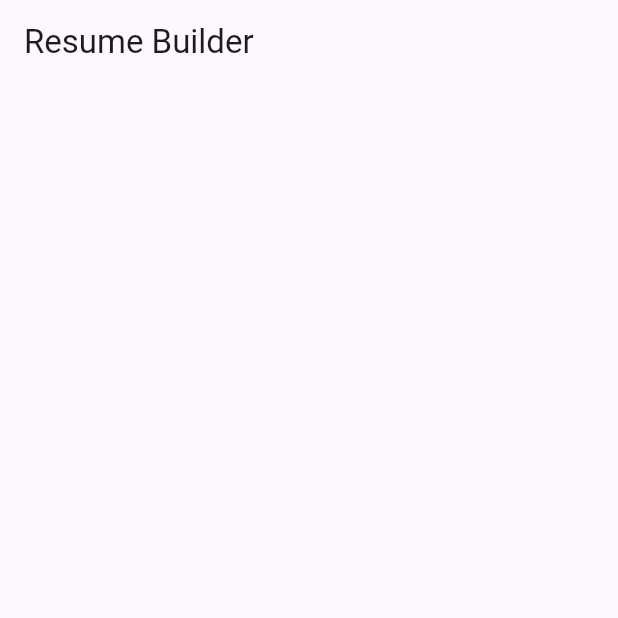
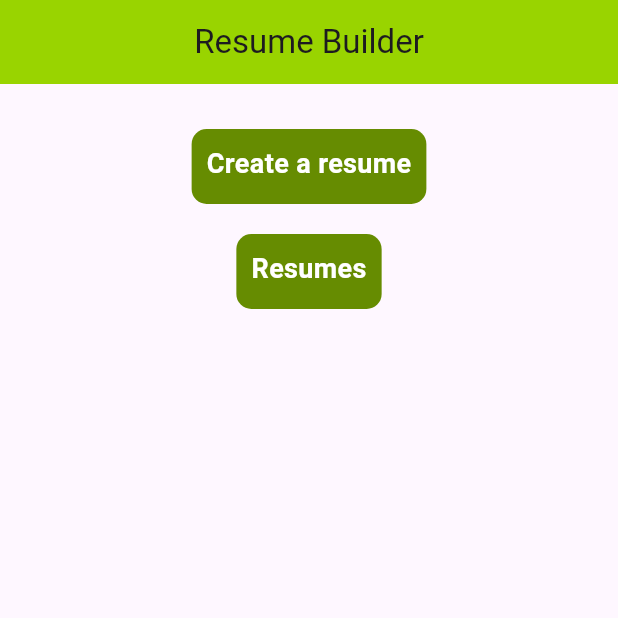
Before and after one commit to AmeerulFayis/resumebuilder, a Flutter app: the screen it shows after launch, on a phone screen of 412 x 824 dp, the top half of it. Run offline on Flutter 3.47's test engine with Material 3 defaults, Android fonts, the phone set to English and light mode, and no system bars.

Commit message:
home page ui updates, paddings added constants page

```diff
--- a/lib/ui/screens/home_page/home_page.dart
+++ b/lib/ui/screens/home_page/home_page.dart
@@ -1,4 +1,7 @@
 import 'package:flutter/material.dart';
+import 'package:resumebuilder/util/app_constants.dart';
+
+import '../../../util/app_color.dart';
 
 class HomePage extends StatelessWidget {
   const HomePage({Key? key}) : super(key: key);
@@ -7,7 +10,47 @@ class HomePage extends StatelessWidget {
   Widget build(BuildContext context) {
     return  Scaffold(
       appBar: AppBar(
-        title: Text("Resume Builder"),
+        centerTitle: true,
+        backgroundColor:AppColor.kGreen,
+        title: const Text("Resume Builder"),
+      ),
+      body: Container(
+        padding: commonPaddingAll30,
+        child: Center(
+          child: Column(
+            children: [
+
+              //create resume button
+              InkWell(
+                onTap: (){},
+                child: Container(
+                 height: 50,
+                  padding: commonPaddingAll10,
+                  decoration: BoxDecoration(
+                    color: AppColor.kDarkGreen,
+                    borderRadius: BorderRadius.circular(10)
+                  ),
+                  child: Text("Create a resume",style: TextStyle(color:AppColor.kWhite,fontSize: 18,fontWeight: FontWeight.bold),),
+                ),
+              ),
+              dividerH20(),
+              //view Resumes Button
+              InkWell(
+                onTap: (){},
+                child: Container(
+                  height: 50,
+                  padding: commonPaddingAll10,
+                  decoration: BoxDecoration(
+                      color: AppColor.kDarkGreen,
+                      borderRadius: BorderRadius.circular(10)
+                  ),
+                  child: Text("Resumes",style: TextStyle(color:AppColor.kWhite,fontSize: 18,fontWeight: FontWeight.bold),),
+                ),
+              )
+
+            ],
+          ),
+        ),
       ),
 
     );
--- a/lib/util/app_constants.dart
+++ b/lib/util/app_constants.dart
@@ -36,3 +36,8 @@ Widget dividerW5() {
 Widget dividerW20() {
   return const SizedBox(width: 20);
 }
+
+// padding size
+EdgeInsets commonPaddingAll10 = const EdgeInsets.all(10);
+EdgeInsets commonPaddingAll20 = const EdgeInsets.all(20);
+EdgeInsets commonPaddingAll30 = const EdgeInsets.all(30);
```
